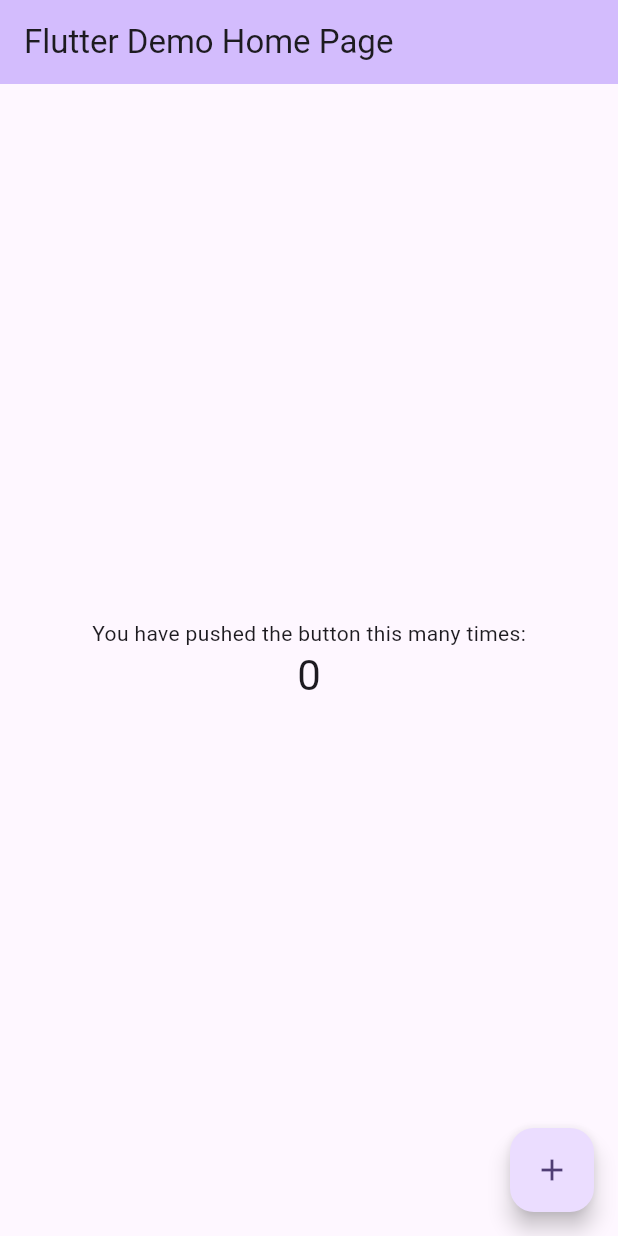
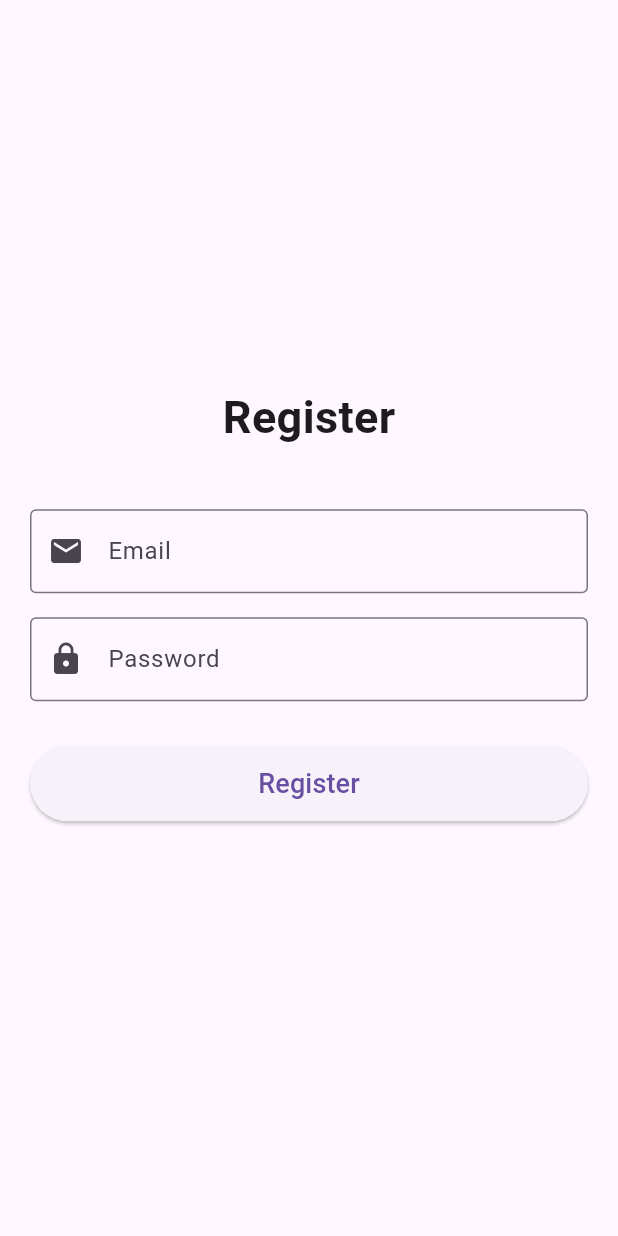
Before and after one commit to pranav0099/DemoGit, a Flutter app: the screen it shows after launch, on a phone screen of 412 x 824 dp. Run offline on Flutter 3.47's test engine with Material 3 defaults, Android fonts, the phone set to English and light mode, and no system bars.

Commit message:
Added Register page

```diff
--- a/lib/main.dart
+++ b/lib/main.dart
@@ -1,4 +1,5 @@
 import 'package:flutter/material.dart';
+import 'register_page.dart';
 
 void main() {
   runApp(const MyApp());
@@ -7,116 +8,10 @@ void main() {
 class MyApp extends StatelessWidget {
   const MyApp({super.key});
 
-  // This widget is the root of your application.
   @override
   Widget build(BuildContext context) {
     return MaterialApp(
-      title: 'Flutter Demo',
-      theme: ThemeData(
-        // This is the theme of your application.
-        //
-        // TRY THIS: Try running your application with "flutter run". You'll see
-        // the application has a purple toolbar. Then, without quitting the app,
-        // try changing the seedColor in the colorScheme below to Colors.green
-        // and then invoke "hot reload" (save your changes or press the "hot
-        // reload" button in a Flutter-supported IDE, or press "r" if you used
-        // the command line to start the app).
-        //
-        // Notice that the counter didn't reset back to zero; the application
-        // state is not lost during the reload. To reset the state, use hot
-        // restart instead.
-        //
-        // This works for code too, not just values: Most code changes can be
-        // tested with just a hot reload.
-        colorScheme: .fromSeed(seedColor: Colors.deepPurple),
-      ),
-      home: const MyHomePage(title: 'Flutter Demo Home Page'),
+      home: const RegisterPage(),
     );
   }
 }
-
-class MyHomePage extends StatefulWidget {
-  const MyHomePage({super.key, required this.title});
-
-  // This widget is the home page of your application. It is stateful, meaning
-  // that it has a State object (defined below) that contains fields that affect
-  // how it looks.
-
-  // This class is the configuration for the state. It holds the values (in this
-  // case the title) provided by the parent (in this case the App widget) and
-  // used by the build method of the State. Fields in a Widget subclass are
-  // always marked "final".
-
-  final String title;
-
-  @override
-  State<MyHomePage> createState() => _MyHomePageState();
-}
-
-class _MyHomePageState extends State<MyHomePage> {
-  int _counter = 0;
-
-  void _incrementCounter() {
-    setState(() {
-      // This call to setState tells the Flutter framework that something has
-      // changed in this State, which causes it to rerun the build method below
-      // so that the display can reflect the updated values. If we changed
-      // _counter without calling setState(), then the build method would not be
-      // called again, and so nothing would appear to happen.
-      _counter++;
-    });
-  }
-
-  @override
-  Widget build(BuildContext context) {
-    // This method is rerun every time setState is called, for instance as done
-    // by the _incrementCounter method above.
-    //
-    // The Flutter framework has been optimized to make rerunning build methods
-    // fast, so that you can just rebuild anything that needs updating rather
-    // than having to individually change instances of widgets.
-    return Scaffold(
-      appBar: AppBar(
-        // TRY THIS: Try changing the color here to a specific color (to
-        // Colors.amber, perhaps?) and trigger a hot reload to see the AppBar
-        // change color while the other colors stay the same.
-        backgroundColor: Theme.of(context).colorScheme.inversePrimary,
-        // Here we take the value from the MyHomePage object that was created by
-        // the App.build method, and use it to set our appbar title.
-        title: Text(widget.title),
-      ),
-      body: Center(
-        // Center is a layout widget. It takes a single child and positions it
-        // in the middle of the parent.
-        child: Column(
-          // Column is also a layout widget. It takes a list of children and
-          // arranges them vertically. By default, it sizes itself to fit its
-          // children horizontally, and tries to be as tall as its parent.
-          //
-          // Column has various properties to control how it sizes itself and
-          // how it positions its children. Here we use mainAxisAlignment to
-          // center the children vertically; the main axis here is the vertical
-          // axis because Columns are vertical (the cross axis would be
-          // horizontal).
-          //
-          // TRY THIS: Invoke "debug painting" (choose the "Toggle Debug Paint"
-          // action in the IDE, or press "p" in the console), to see the
-          // wireframe for each widget.
-          mainAxisAlignment: .center,
-          children: [
-            const Text('You have pushed the button this many times:'),
-            Text(
-              '$_counter',
-              style: Theme.of(context).textTheme.headlineMedium,
-            ),
-          ],
-        ),
-      ),
-      floatingActionButton: FloatingActionButton(
-        onPressed: _incrementCounter,
-        tooltip: 'Increment',
-        child: const Icon(Icons.add),
-      ),
-    );
-  }
-}
--- /dev/null
+++ b/lib/register_page.dart
@@ -0,0 +1,75 @@
+import 'package:flutter/material.dart';
+
+class RegisterPage extends StatefulWidget {
+  const RegisterPage({super.key});
+
+  @override
+  State<RegisterPage> createState() => _RegisterPageState();
+}
+
+class _RegisterPageState extends State<RegisterPage> {
+  final emailController = TextEditingController();
+  final passwordController = TextEditingController();
+
+  @override
+  Widget build(BuildContext context) {
+    return Scaffold(
+      body: Padding(
+        padding: const EdgeInsets.all(20),
+        child: Column(
+          mainAxisAlignment: MainAxisAlignment.center,
+          children: [
+
+            const Text(
+              "Register",
+              style: TextStyle(fontSize: 30, fontWeight: FontWeight.bold),
+            ),
+            const SizedBox(height: 40),
+
+
+            TextField(
+              controller: emailController,
+              decoration: const InputDecoration(
+                labelText: "Email",
+                border: OutlineInputBorder(),
+                prefixIcon: Icon(Icons.email),
+              ),
+            ),
+            const SizedBox(height: 16),
+
+
+            TextField(
+              controller: passwordController,
+              obscureText: true,
+              decoration: const InputDecoration(
+                labelText: "Password",
+                border: OutlineInputBorder(),
+                prefixIcon: Icon(Icons.lock),
+              ),
+            ),
+            const SizedBox(height: 30),
+
+
+            SizedBox(
+              width: double.infinity,
+              height: 50,
+              child: ElevatedButton(
+                onPressed: () {Navigator.push(context, MaterialPageRoute(builder:(context) => const Loginpage(),),);
+
+
+
+                },
+                child: const Text(
+                  "Register",
+                  style: TextStyle(fontSize: 18),
+                ),
+              ),
+            ),
+            const SizedBox(height: 20),
+
+          ],
+        ),
+      ),
+    );
+  }
+}
```
